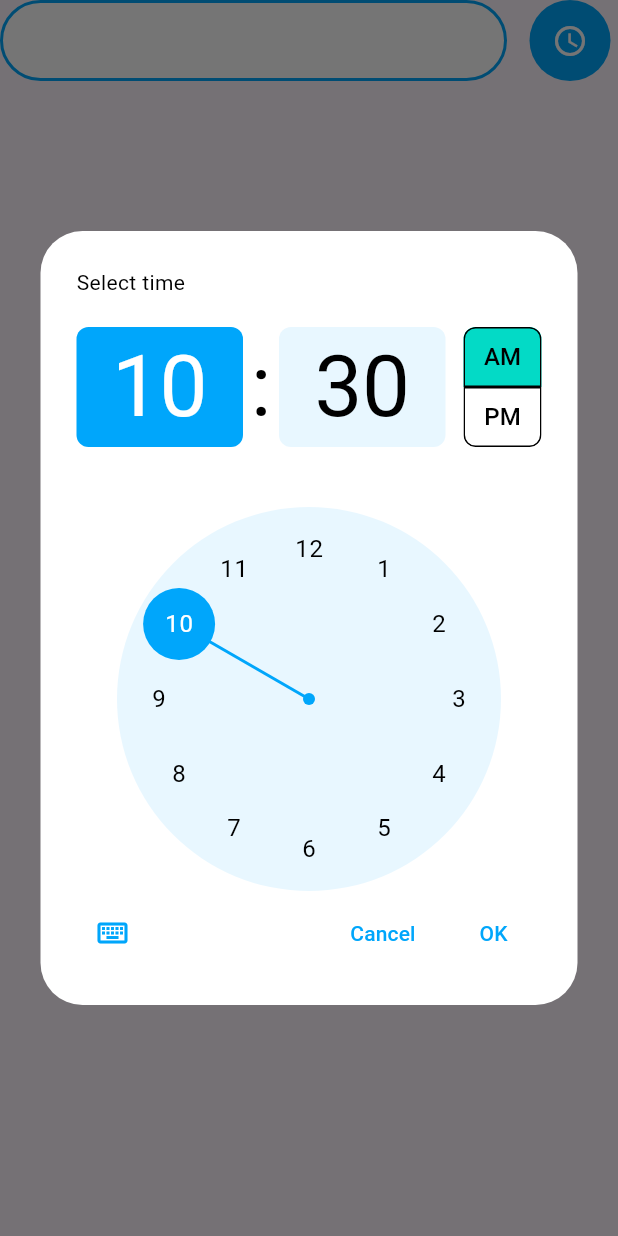
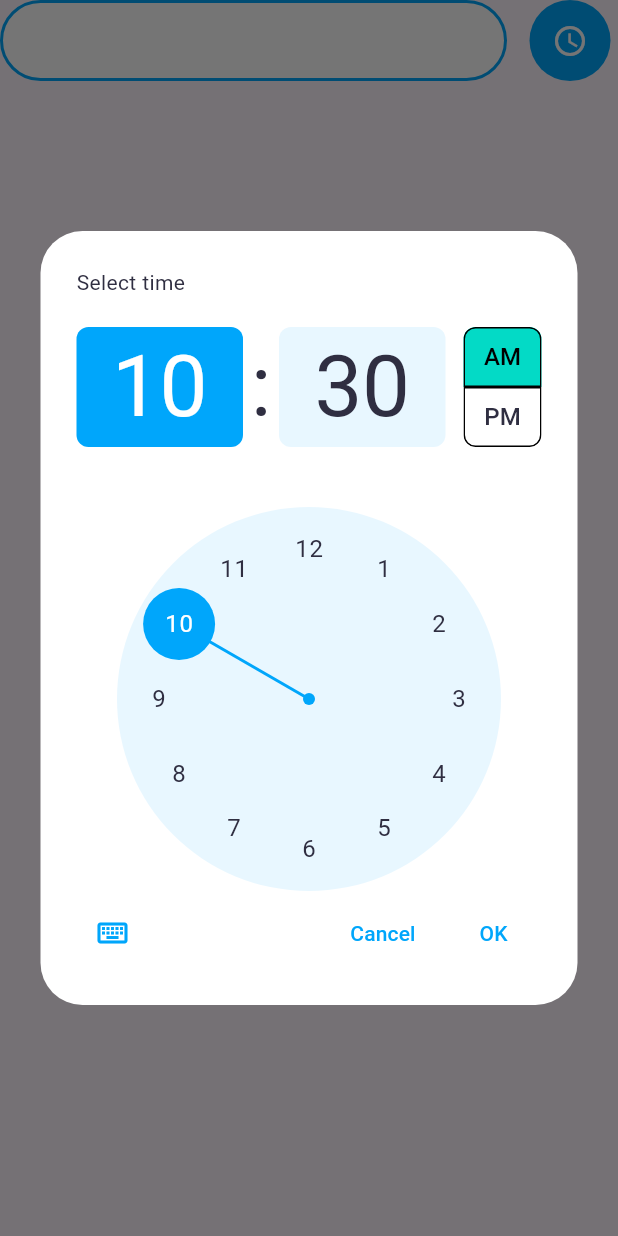
Before and after one commit to rizaldinata/hydrate, a Flutter app: the TimePickerInput widget shown alone on an empty page, opened directly with empty values, after a tap on the "access time" icon, on a phone screen of 412 x 824 dp. Run offline on Flutter 3.47's test engine with Material 3 defaults, Android fonts, the phone set to English and light mode, and no system bars; our stand-ins replace flutter_svg, google_fonts, salomon_bottom_bar, smooth_page_indicator.

Commit message:
mau pull dari branch mobile

```diff
--- a/lib/view/registration1_view.dart
+++ b/lib/view/registration1_view.dart
@@ -51,7 +51,7 @@ class _RegistrationDataState extends State<RegistrationData> {
                   children: [
                     Icon(
                       Icons.warning_amber_outlined,
-                      color: Colors.orangeAccent,
+                      color: Colors.red,
                       size: 60,
                     ),
                     const SizedBox(height: 20),
@@ -60,14 +60,14 @@ class _RegistrationDataState extends State<RegistrationData> {
                       style: GoogleFonts.inter(
                         fontSize: 18,
                         fontWeight: FontWeight.bold,
-                        color: Colors.black,
+                        color: const Color(0xFF2F2E41),
                       ),
                       textAlign: TextAlign.center,
                     ),
                     const SizedBox(height: 20),
                     ElevatedButton(
                       style: ElevatedButton.styleFrom(
-                        backgroundColor: Colors.orangeAccent, // Background color
+                        backgroundColor: const Color(0xFF00A6FB), // Background color
                         foregroundColor: Colors.white, // Text color
                         shape: RoundedRectangleBorder(
                           borderRadius: BorderRadius.circular(12),
--- a/lib/view/registration2_view.dart
+++ b/lib/view/registration2_view.dart
@@ -117,7 +117,6 @@ class _RegistrationTimeState extends State<RegistrationTime> {
                   ),
                 ),
 
-
                 // Tombol Lanjut
                 Container(
                   width: double.infinity,
@@ -150,7 +149,8 @@ class _RegistrationTimeState extends State<RegistrationTime> {
                       Navigator.push(
                         context,
                         MaterialPageRoute(
-                          builder: (context) => HomeScreen(name: widget.name,
+                          builder: (context) => HomeScreen(
+                            name: widget.name,
                             // name: widget.name,
                             // gender: widget.gender,
                             // weight: widget.weight,
@@ -191,11 +191,13 @@ class _RegistrationTimeState extends State<RegistrationTime> {
               filled: true,
               fillColor: Colors.white,
               enabledBorder: OutlineInputBorder(
-                borderSide: const BorderSide(color: Color(0xFF00A6FB), width: 2),
+                borderSide:
+                    const BorderSide(color: Color(0xFF00A6FB), width: 2),
                 borderRadius: BorderRadius.circular(50),
               ),
               focusedBorder: OutlineInputBorder(
-                borderSide: const BorderSide(color: Color(0xFF00A6FB), width: 2),
+                borderSide:
+                    const BorderSide(color: Color(0xFF00A6FB), width: 2),
                 borderRadius: BorderRadius.circular(50),
               ),
               contentPadding:
@@ -245,7 +247,7 @@ class _TimePickerInputState extends State<TimePickerInput> {
             colorScheme: const ColorScheme.light(
               primary: Color(0xFF00A6FB), // Warna utama
               onPrimary: Colors.white, // Warna teks di atas warna utama
-              onSurface: Colors.black, // Warna teks utama
+              onSurface: const Color(0xFF2F2E41), // Warna teks utama
             ),
             timePickerTheme: TimePickerThemeData(
               backgroundColor: Colors.white,
@@ -256,7 +258,7 @@ class _TimePickerInputState extends State<TimePickerInput> {
               hourMinuteTextColor: MaterialStateColor.resolveWith((states) =>
                   states.contains(MaterialState.selected)
                       ? Colors.white
-                      : Colors.black),
+                      : const Color(0xFF2F2E41)),
               dialHandColor: const Color(0xFF00A6FB),
               dialBackgroundColor: const Color(0xFFE8F7FF),
               entryModeIconColor: const Color(0xFF00A6FB),
@@ -283,7 +285,8 @@ class _TimePickerInputState extends State<TimePickerInput> {
             controller: widget.controller,
             readOnly: true,
             textAlign: TextAlign.left,
-            style: const TextStyle(fontSize: 16, color: Colors.black),
+            style:
+                const TextStyle(fontSize: 16, color: const Color(0xFF2F2E41)),
             decoration: InputDecoration(
               hintText: widget.label,
               hintStyle: const TextStyle(color: Colors.grey),
```
Also changed, not shown: 125 other files.
